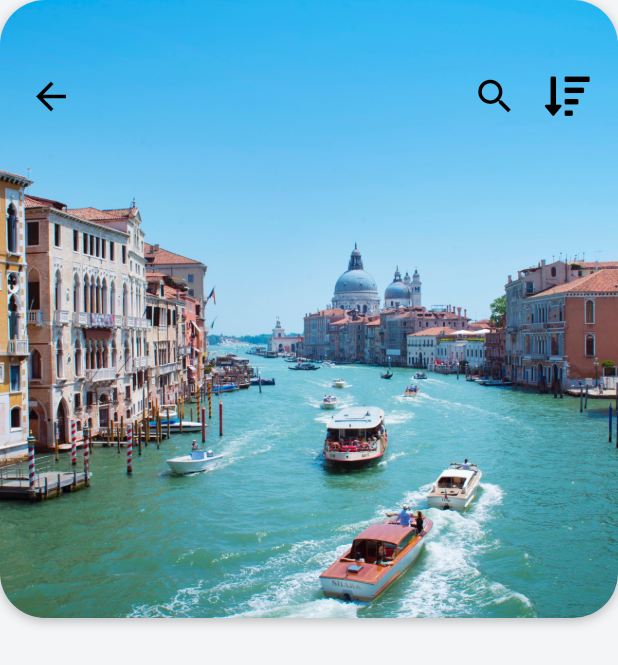
After one commit to Sivar-Developer/Travel-UI---Flutter, a Flutter app: the screen it shows after launch, after a tap on an icon or button, on a phone screen of 412 x 824 dp. The commit adds this screen. Shown: the top 665 px of the screen. Run offline on Flutter 3.47's test engine with Material 2 defaults, Android fonts, the phone set to English and light mode, and no system bars; our stand-ins replace font_awesome_flutter; network calls fail.

Commit message:
Destination screen

```diff
--- /dev/null
+++ b/lib/screens/destination_screen.dart
@@ -0,0 +1,75 @@
+import 'package:flutter/material.dart';
+import 'package:flutter_travel_ui_starter/models/destination_model.dart';
+import 'package:font_awesome_flutter/font_awesome_flutter.dart';
+
+class DestinationScreen extends StatefulWidget {
+  final Destination destination;
+
+  const DestinationScreen({
+    Key key,
+    @required this.destination
+  }) : super(key: key);
+
+  @override
+  _DestinationScreenState createState() => _DestinationScreenState();
+}
+
+class _DestinationScreenState extends State<DestinationScreen> {
+  @override
+  Widget build(BuildContext context) {
+    return Scaffold(
+      body: Column(
+        children: [
+          Stack(
+            children: [
+              Container(
+                height: MediaQuery.of(context).size.width,
+                decoration: BoxDecoration(
+                  borderRadius: BorderRadius.circular(30.0),
+                  boxShadow: [BoxShadow(color: Colors.black26, offset: Offset(0.0, 2.0), blurRadius: 6.0)]
+                ),
+                child: ClipRRect(
+                  borderRadius: BorderRadius.circular(30.0),
+                  child: Image(
+                    image: AssetImage(widget.destination.imageUrl),
+                    fit: BoxFit.cover,
+                  ),
+                ),
+              ),
+              Padding(
+                padding: const EdgeInsets.symmetric(horizontal: 10.0, vertical: 40.0),
+                child: Row(
+                  mainAxisAlignment: MainAxisAlignment.spaceBetween,
+                  children: [
+                    IconButton(
+                      icon: Icon(Icons.arrow_back),
+                      iconSize: 30.0,
+                      color: Colors.black,
+                      onPressed: () => Navigator.pop(context)
+                    ),
+                    Row(
+                      children: [
+                        IconButton(
+                          icon: Icon(Icons.search),
+                          iconSize: 30.0,
+                          color: Colors.black,
+                          onPressed: () => Navigator.pop(context)
+                        ),
+                        IconButton(
+                          icon: Icon(FontAwesomeIcons.sortAmountDown),
+                          iconSize: 30.0,
+                          color: Colors.black,
+                          onPressed: () => Navigator.pop(context)
+                        ),
+                      ],
+                    )
+                  ],
+                ),
+              )
+            ],
+          )
+        ],
+      ),
+    );
+  }
+}
--- a/lib/widgets/destination_carousel.dart
+++ b/lib/widgets/destination_carousel.dart
@@ -1,5 +1,6 @@
 import 'package:flutter/material.dart';
 import 'package:flutter_travel_ui_starter/models/destination_model.dart';
+import 'package:flutter_travel_ui_starter/screens/destination_screen.dart';
 import 'package:font_awesome_flutter/font_awesome_flutter.dart';
 
 class DestinationCarousel extends StatelessWidget {
@@ -38,7 +39,9 @@ class DestinationCarousel extends StatelessWidget {
             itemCount: destinations.length,
             itemBuilder: (BuildContext context, int index) {
               Destination destination = destinations[index];
-              return Container(
+              return GestureDetector(
+                onTap: () => Navigator.push(context, MaterialPageRoute(builder: (_) => DestinationScreen(destination: destination))),
+                child: Container(
                   margin: EdgeInsets.all(10.0),
                   width: 210.0,
                   child: Stack(
@@ -128,6 +131,7 @@ class DestinationCarousel extends StatelessWidget {
                       )
                     ],
                   ),
+                ),
               );
             },
           ),
```
Lines whose indentation alone changed are shown as unchanged.
